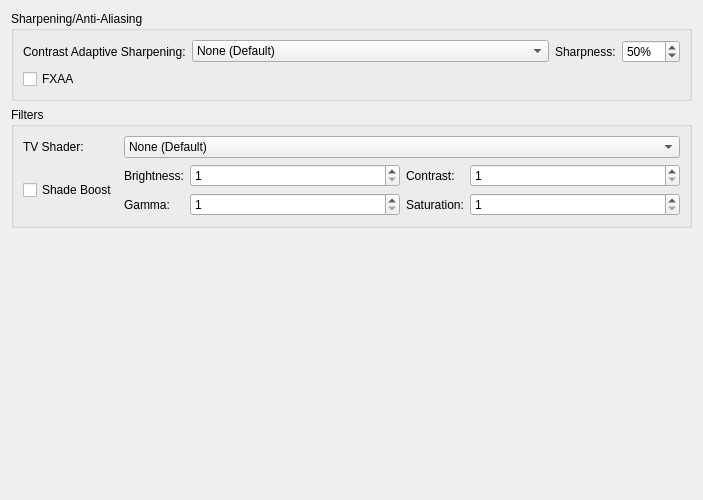
The window that pcsx2-qt/Settings/GraphicsPostProcessingSettingsTab.ui (PCSX2/pcsx2) describes before a commit, drawn with Qt 5.
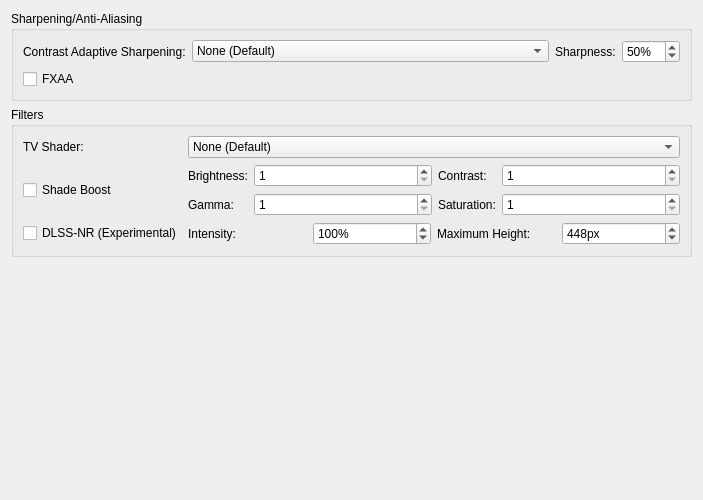
The same window after the commit.

The edit to the form file:
```diff
--- a/pcsx2-qt/Settings/GraphicsPostProcessingSettingsTab.ui
+++ b/pcsx2-qt/Settings/GraphicsPostProcessingSettingsTab.ui
@@ -247,6 +247,66 @@
         </item>
        </widget>
       </item>
+      <item row="2" column="0">
+       <widget class="QCheckBox" name="dlssnr">
+        <property name="text">
+         <string>DLSS-NR (Experimental)</string>
+        </property>
+       </widget>
+      </item>
+      <item row="2" column="1">
+       <layout class="QHBoxLayout" name="dlssnrLayout">
+        <item>
+         <widget class="QLabel" name="dlssnrIntensityLabel">
+          <property name="text">
+           <string>Intensity:</string>
+          </property>
+          <property name="buddy">
+           <cstring>dlssnrIntensity</cstring>
+          </property>
+         </widget>
+        </item>
+        <item>
+         <widget class="QSpinBox" name="dlssnrIntensity">
+          <property name="suffix">
+           <string extracomment="Percentage sign that will appear next to a number. Add a space or whatever is needed before depending on your language.">%</string>
+          </property>
+          <property name="maximum">
+           <number>200</number>
+          </property>
+          <property name="value">
+           <number>100</number>
+          </property>
+         </widget>
+        </item>
+        <item>
+         <widget class="QLabel" name="dlssnrMaxHeightLabel">
+          <property name="text">
+           <string>Maximum Height:</string>
+          </property>
+          <property name="buddy">
+           <cstring>dlssnrMaxHeight</cstring>
+          </property>
+         </widget>
+        </item>
+        <item>
+         <widget class="QSpinBox" name="dlssnrMaxHeight">
+          <property name="suffix">
+           <string>px</string>
+          </property>
+          <property name="minimum">
+           <number>128</number>
+          </property>
+          <property name="maximum">
+           <number>2160</number>
+          </property>
+          <property name="value">
+           <number>448</number>
+          </property>
+         </widget>
+        </item>
+       </layout>
+      </item>
      </layout>
     </widget>
    </item>
```
